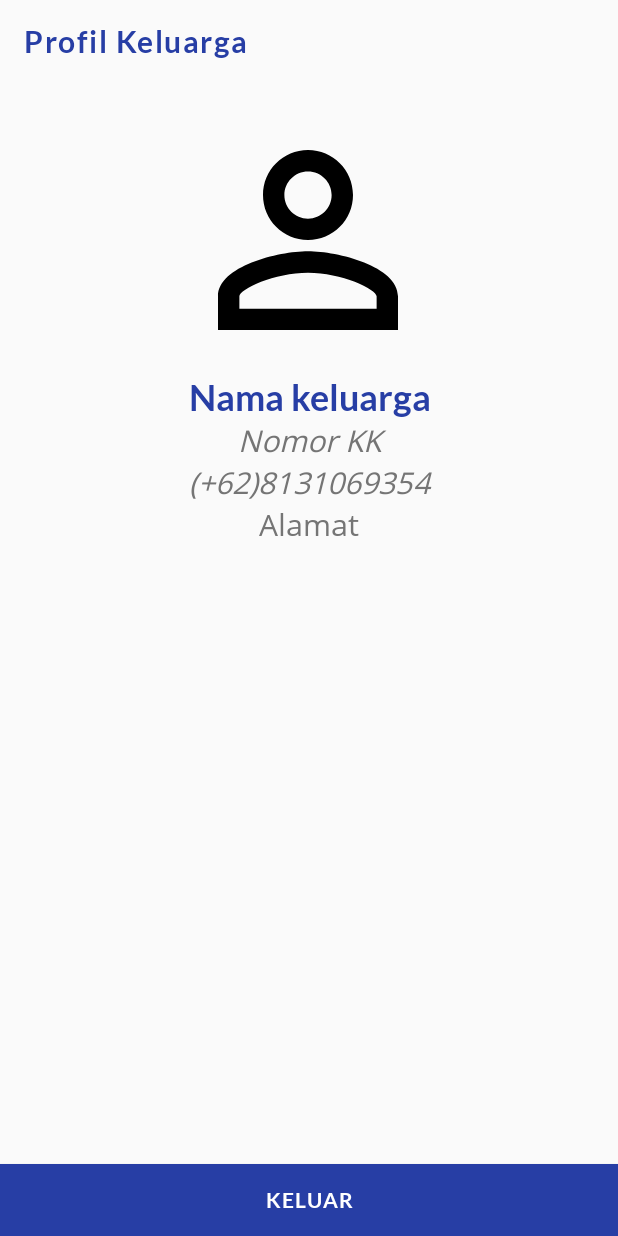
After one commit to muhammadaqilp/BismillahYukBisaYuk, an Android app: the layout act_profil_parents.xml on its own in the app's theme, with its tools: preview values and no code run, on a phone screen of 412 x 824 dp. The commit adds this screen. Run offline under Robolectric (Android 15) with nearby library versions, the phone set to English and light mode, and no system bars.

Commit message:
menambahkan menu profil dengan kelas parentsProfil.java dan menambahkan color basic

```diff
--- /dev/null
+++ b/app/src/main/java/com/example/bismillahyukbisayuk/parentsProfil.java
@@ -0,0 +1,23 @@
+package com.example.bismillahyukbisayuk;
+
+import android.os.Bundle;
+
+import androidx.appcompat.app.AppCompatActivity;
+
+public class parentsProfil extends AppCompatActivity {
+    private String title="Profil Keluarga";
+
+    @Override
+    protected void onCreate(Bundle savedInstanceState) {
+        super.onCreate(savedInstanceState);
+        setContentView(R.layout.act_profil_parents);
+        setActionBarTitle(title);
+    }
+    private void setActionBarTitle(String title)
+    {
+        if (getSupportActionBar()!=null)
+        {
+            getSupportActionBar().setTitle(title);
+        }
+    }
+}
--- /dev/null
+++ b/app/src/main/res/drawable/ikon_profil.xml
@@ -0,0 +1,9 @@
+<vector xmlns:android="http://schemas.android.com/apk/res/android"
+    android:width="24dp"
+    android:height="24dp"
+    android:viewportWidth="24.0"
+    android:viewportHeight="24.0">
+    <path
+        android:fillColor="#FF000000"
+        android:pathData="M12,5.9c1.16,0 2.1,0.94 2.1,2.1s-0.94,2.1 -2.1,2.1S9.9,9.16 9.9,8s0.94,-2.1 2.1,-2.1m0,9c2.97,0 6.1,1.46 6.1,2.1v1.1L5.9,18.1L5.9,17c0,-0.64 3.13,-2.1 6.1,-2.1M12,4C9.79,4 8,5.79 8,8s1.79,4 4,4 4,-1.79 4,-4 -1.79,-4 -4,-4zM12,13c-2.67,0 -8,1.34 -8,4v3h16v-3c0,-2.66 -5.33,-4 -8,-4z"/>
+</vector>
--- /dev/null
+++ b/app/src/main/res/layout/act_profil_parents.xml
@@ -0,0 +1,103 @@
+<?xml version="1.0" encoding="utf-8"?>
+<RelativeLayout
+    xmlns:android="http://schemas.android.com/apk/res/android"
+    xmlns:tools="http://schemas.android.com/tools"
+    android:layout_width="match_parent"
+    android:layout_height="match_parent"
+    android:orientation="horizontal"
+    tools:context=".parentsProfil">
+
+    <androidx.appcompat.widget.Toolbar
+        android:id="@+id/toolbar"
+        android:layout_width="match_parent"
+        android:layout_height="wrap_content">
+
+        <RelativeLayout
+            android:layout_width="match_parent"
+            android:layout_height="wrap_content">
+
+            <TextView
+                android:id="@+id/tv_profil"
+                android:layout_width="wrap_content"
+                android:layout_height="wrap_content"
+                android:layout_alignParentStart="true"
+                android:fontFamily="@font/lato_bold"
+                android:letterSpacing="0.05"
+                android:text="@string/profil"
+                android:textColor="#273EA5"
+                android:textSize="20sp" />
+        </RelativeLayout>
+    </androidx.appcompat.widget.Toolbar>
+
+    <LinearLayout
+        android:layout_width="match_parent"
+        android:layout_height="wrap_content"
+        android:orientation="vertical">
+
+        <de.hdodenhof.circleimageview.CircleImageView
+            android:id="@+id/profil_photo"
+            android:layout_width="180dp"
+            android:layout_height="180dp"
+            android:layout_centerVertical="true"
+            android:layout_marginLeft="115dp"
+            android:layout_marginTop="70dp"
+            android:src="@drawable/ikon_profil" />
+
+        <TextView
+            android:id="@+id/tv_nama_parents"
+            android:layout_width="match_parent"
+            android:layout_height="wrap_content"
+            tools:text="Nama keluarga"
+            android:textSize="24dp"
+            android:fontFamily="@font/lato_bold"
+            android:textColor="@color/basic"
+            android:textStyle="bold"
+            android:textAlignment="center"
+            android:typeface="serif"/>
+        <TextView
+            android:id="@+id/tv_KK_parents"
+            android:layout_width="match_parent"
+            android:layout_height="wrap_content"
+            tools:text="Nomor KK"
+            android:textSize="20dp"
+            android:fontFamily="@font/open_sans"
+            android:textColor="@color/colorSubTitle"
+            android:textStyle="italic"
+            android:textAlignment="center"
+            android:typeface="sans"/>
+        <TextView
+            android:id="@+id/tv_notelp"
+            android:layout_width="match_parent"
+            android:layout_height="wrap_content"
+            tools:text="(+62)8131069354"
+            android:textSize="20dp"
+            android:fontFamily="@font/open_sans"
+            android:textColor="@color/colorSubTitle"
+            android:textStyle="italic"
+            android:textAlignment="center"
+            android:typeface="sans"/>
+        <TextView
+            android:id="@+id/tv_alamat"
+            android:layout_width="match_parent"
+            android:layout_height="wrap_content"
+            tools:text="Alamat"
+            android:fontFamily="@font/open_sans"
+            android:textColor="@color/colorSubTitle"
+            android:textSize="20dp"
+            android:textStyle="normal"
+            android:textAlignment="center"
+            android:typeface="sans"/>
+    </LinearLayout>
+
+    <Button
+        android:id="@+id/keluar"
+        android:layout_alignParentBottom="true"
+        android:layout_width="match_parent"
+        android:layout_height="wrap_content"
+        android:layout_marginTop="20dp"
+        android:background="#273EA5"
+        android:fontFamily="@font/lato_bold"
+        android:letterSpacing="0.05"
+        android:text="KELUAR"
+        android:textColor="#FFFFFF" />
+</RelativeLayout>
--- /dev/null
+++ b/app/src/main/res/menu/profil.xml
@@ -0,0 +1,10 @@
+<?xml version="1.0" encoding="utf-8"?>
+<menu xmlns:android="http://schemas.android.com/apk/res/android"
+    xmlns:app="http://schemas.android.com/apk/res-auto">
+    <item
+        android:id="@+id/action_about"
+        android:icon="@drawable/ikon_profil"
+        android:iconTint="@android:color/white"
+        android:title="@string/profil"
+        app:showAsAction="ifRoom"/>
+</menu>
--- a/app/src/main/res/values/colors.xml
+++ b/app/src/main/res/values/colors.xml
@@ -1,6 +1,8 @@
 <?xml version="1.0" encoding="utf-8"?>
 <resources>
     <color name="colorPrimary">#6200EE</color>
+    <color name="basic">#273EA5</color>
     <color name="colorPrimaryDark">#3700B3</color>
     <color name="colorAccent">#03DAC5</color>
+    <color name="colorSubTitle">#757575</color>
 </resources>
--- a/app/src/main/res/values/strings.xml
+++ b/app/src/main/res/values/strings.xml
@@ -1,3 +1,4 @@
 <resources>
     <string name="app_name">BismillahYukBisaYuk</string>
+    <string name="profil">Profil Keluarga</string>
 </resources>
```
